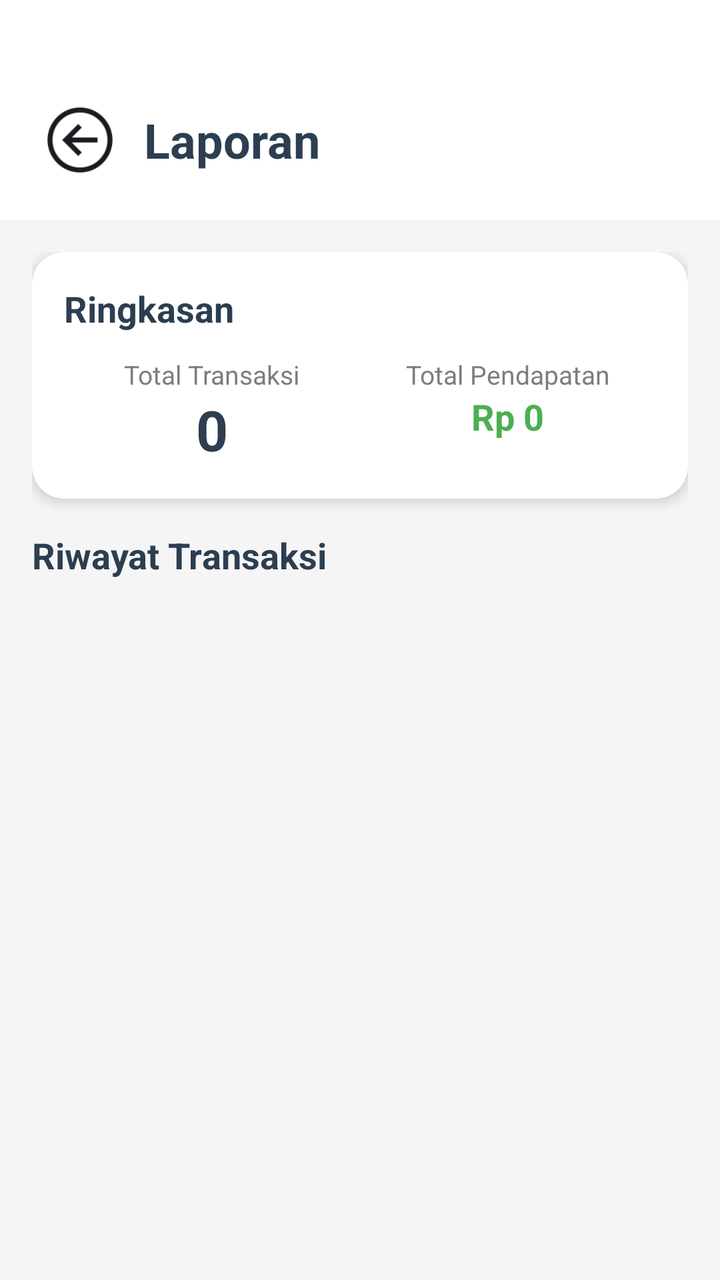
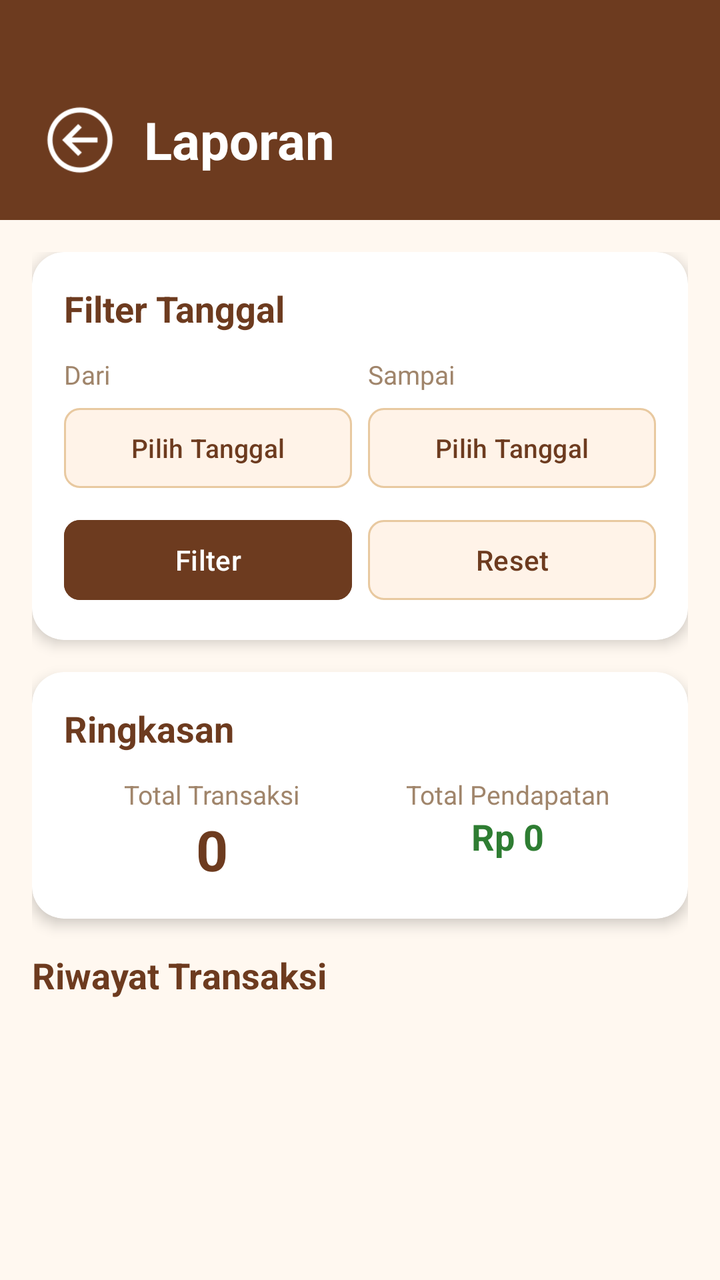

Two renders of the same Android screen: before a commit and after it. Below are the layout's source before the change and the commit's diff.
<!-- AndroidManifest.xml: application theme Theme.Kasir -->
<!-- res/layout/activity_laporan.xml -->
<?xml version="1.0" encoding="utf-8"?>
<LinearLayout xmlns:android="http://schemas.android.com/apk/res/android"
    xmlns:app="http://schemas.android.com/apk/res-auto"
    android:layout_width="match_parent"
    android:layout_height="match_parent"
    android:orientation="vertical"
    android:background="#F5F5F5">

    <LinearLayout
        android:layout_width="match_parent"
        android:layout_height="wrap_content"
        android:orientation="horizontal"
        android:gravity="center_vertical"
        android:paddingTop="50dp"
        android:paddingBottom="20dp"
        android:paddingStart="20dp"
        android:paddingEnd="20dp"
        android:background="@android:color/white">

        <ImageView
            android:id="@+id/ivKembali"
            android:layout_width="40dp"
            android:layout_height="40dp"
            android:src="@drawable/panah"
            android:clickable="true"
            android:focusable="true"
            android:contentDescription="Kembali"
            app:tint="?attr/colorOnSurface"/>

        <TextView
            android:layout_width="0dp"
            android:layout_height="wrap_content"
            android:layout_weight="1"
            android:layout_marginStart="12dp"
            android:text="Laporan"
            android:textSize="24sp"
            android:textStyle="bold"
            android:textColor="#2C3E50"/>
    </LinearLayout>

    <ScrollView
        android:layout_width="match_parent"
        android:layout_height="match_parent">

        <LinearLayout
            android:layout_width="match_parent"
            android:layout_height="wrap_content"
            android:orientation="vertical"
            android:padding="16dp">

            
            <androidx.cardview.widget.CardView
                android:layout_width="match_parent"
                android:layout_height="wrap_content"
                android:layout_marginBottom="16dp"
                app:cardCornerRadius="16dp"
                app:cardElevation="4dp"
                app:cardBackgroundColor="#FFFFFF">

                <LinearLayout
                    android:layout_width="match_parent"
                    android:layout_height="wrap_content"
                    android:orientation="vertical"
                    android:padding="16dp">

                    <TextView
                        android:layout_width="wrap_content"
                        android:layout_height="wrap_content"
                        android:text="Ringkasan"
                        android:textSize="18sp"
                        android:textStyle="bold"
                        android:textColor="#2C3E50"
                        android:layout_marginBottom="12dp"/>

                    <LinearLayout
                        android:layout_width="match_parent"
                        android:layout_height="wrap_content"
                        android:orientation="horizontal">

                        <LinearLayout
                            android:layout_width="0dp"
                            android:layout_height="wrap_content"
                            android:layout_weight="1"
                            android:orientation="vertical"
                            android:gravity="center">

                            <TextView
                                android:layout_width="wrap_content"
                                android:layout_height="wrap_content"
                                android:text="Total Transaksi"
                                android:textSize="13sp"
                                android:textColor="#7E7D7D"/>

                            <TextView
                                android:id="@+id/tvTotalTransaksi"
                                android:layout_width="wrap_content"
                                android:layout_height="wrap_content"
                                android:text="0"
                                android:textSize="28sp"
                                android:textStyle="bold"
                                android:textColor="#2C3E50"/>
                        </LinearLayout>

                        <LinearLayout
                            android:layout_width="0dp"
                            android:layout_height="wrap_content"
                            android:layout_weight="1"
                            android:orientation="vertical"
                            android:gravity="center">

                            <TextView
                                android:layout_width="wrap_content"
                                android:layout_height="wrap_content"
                                android:text="Total Pendapatan"
                                android:textSize="13sp"
                                android:textColor="#7E7D7D"/>

                            <TextView
                                android:id="@+id/tvTotalPendapatan"
                                android:layout_width="wrap_content"
                                android:layout_height="wrap_content"
                                android:text="Rp 0"
                                android:textSize="18sp"
                                android:textStyle="bold"
                                android:textColor="#4CAF50"/>
                        </LinearLayout>
                    </LinearLayout>
                </LinearLayout>
            </androidx.cardview.widget.CardView>

            
            <TextView
                android:layout_width="wrap_content"
                android:layout_height="wrap_content"
                android:text="Riwayat Transaksi"
                android:textSize="18sp"
                android:textStyle="bold"
                android:textColor="#2C3E50"
                android:layout_marginBottom="8dp"/>

            <androidx.recyclerview.widget.RecyclerView
                android:id="@+id/rvLaporan"
                android:layout_width="match_parent"
                android:layout_height="wrap_content"
                android:nestedScrollingEnabled="false"
                app:layoutManager="androidx.recyclerview.widget.LinearLayoutManager"/>

        </LinearLayout>
    </ScrollView>
</LinearLayout>
<!-- resources referenced by this layout -->
<resources>
  <!-- drawable panah: png bitmap (drawable, 1835 bytes) -->
  <style name="Theme.Kasir" parent="Base.Theme.Kasir" />
  <style name="Base.Theme.Kasir" parent="Theme.Material3.DayNight.NoActionBar">
          
          
      </style>
</resources>

<!-- the commit's change to res/layout/activity_laporan.xml (unified diff, before → after) -->
@@ -4,8 +4,9 @@
     android:layout_width="match_parent"
     android:layout_height="match_parent"
     android:orientation="vertical"
-    android:background="#F5F5F5">
-
+    android:background="@color/bg_home">
+
+    
     <LinearLayout
         android:layout_width="match_parent"
         android:layout_height="wrap_content"
@@ -15,7 +16,7 @@
         android:paddingBottom="20dp"
         android:paddingStart="20dp"
         android:paddingEnd="20dp"
-        android:background="@android:color/white">
+        android:background="@color/header_bg">
 
         <ImageView
             android:id="@+id/ivKembali"
@@ -25,7 +26,7 @@
             android:clickable="true"
             android:focusable="true"
             android:contentDescription="Kembali"
-            app:tint="?attr/colorOnSurface"/>
+            app:tint="@color/header_title_text"/>
 
         <TextView
             android:layout_width="0dp"
@@ -33,9 +34,9 @@
             android:layout_weight="1"
             android:layout_marginStart="12dp"
             android:text="Laporan"
-            android:textSize="24sp"
+            android:textSize="26sp"
             android:textStyle="bold"
-            android:textColor="#2C3E50"/>
+            android:textColor="@color/header_title_text"/>
     </LinearLayout>
 
     <ScrollView
@@ -55,7 +56,7 @@
                 android:layout_marginBottom="16dp"
                 app:cardCornerRadius="16dp"
                 app:cardElevation="4dp"
-                app:cardBackgroundColor="#FFFFFF">
+                app:cardBackgroundColor="@color/card_bg">
 
                 <LinearLayout
                     android:layout_width="match_parent"
@@ -66,10 +67,128 @@
                     <TextView
                         android:layout_width="wrap_content"
                         android:layout_height="wrap_content"
+                        android:text="Filter Tanggal"
+                        android:textSize="18sp"
+                        android:textStyle="bold"
+                        android:textColor="@color/text_primary_brown"
+                        android:layout_marginBottom="12dp"/>
+
+                    <LinearLayout
+                        android:layout_width="match_parent"
+                        android:layout_height="wrap_content"
+                        android:orientation="horizontal"
+                        android:gravity="center_vertical">
+
+                        <LinearLayout
+                            android:layout_width="0dp"
+                            android:layout_height="wrap_content"
+                            android:layout_weight="1"
+                            android:orientation="vertical"
+                            android:layout_marginEnd="8dp">
+
+                            <TextView
+                                android:layout_width="wrap_content"
+                                android:layout_height="wrap_content"
+                                android:text="Dari"
+                                android:textSize="13sp"
+                                android:textColor="@color/text_secondary_brown"
+                                android:layout_marginBottom="4dp"/>
+
+                            <com.google.android.material.button.MaterialButton
+                                android:id="@+id/btnTanggalDari"
+                                android:layout_width="match_parent"
+                                android:layout_height="wrap_content"
+                                android:text="Pilih Tanggal"
+                                android:textSize="13sp"
+                                android:textColor="@color/text_primary_brown"
+                                android:backgroundTint="@color/quick_menu_bg"
+                                app:cornerRadius="8dp"
+                                app:strokeColor="@color/divider"
+                                app:strokeWidth="1dp"/>
+                        </LinearLayout>
+
+                        <LinearLayout
+                            android:layout_width="0dp"
+                            android:layout_height="wrap_content"
+                            android:layout_weight="1"
+                            android:orientation="vertical">
+
+                            <TextView
+                                android:layout_width="wrap_content"
+                                android:layout_height="wrap_content"
+                                android:text="Sampai"
+                                android:textSize="13sp"
+                                android:textColor="@color/text_secondary_brown"
+                                android:layout_marginBottom="4dp"/>
+
+                            <com.google.android.material.button.MaterialButton
+                                android:id="@+id/btnTanggalSampai"
+                                android:layout_width="match_parent"
+                                android:layout_height="wrap_content"
+                                android:text="Pilih Tanggal"
+                                android:textSize="13sp"
+                                android:textColor="@color/text_primary_brown"
+                                android:backgroundTint="@color/quick_menu_bg"
+                                app:cornerRadius="8dp"
+                                app:strokeColor="@color/divider"
+                                app:strokeWidth="1dp"/>
+                        </LinearLayout>
+                    </LinearLayout>
+
+                    <LinearLayout
+                        android:layout_width="match_parent"
+                        android:layout_height="wrap_content"
+                        android:orientation="horizontal"
+                        android:layout_marginTop="8dp">
+
+                        <com.google.android.material.button.MaterialButton
+                            android:id="@+id/btnFilter"
+                            android:layout_width="0dp"
+                            android:layout_height="wrap_content"
+                            android:layout_weight="1"
+                            android:layout_marginEnd="8dp"
+                            android:text="Filter"
+                            android:textColor="@color/header_title_text"
+                            android:backgroundTint="@color/btn_simpan"
+                            app:cornerRadius="8dp"/>
+
+                        <com.google.android.material.button.MaterialButton
+                            android:id="@+id/btnReset"
+                            android:layout_width="0dp"
+                            android:layout_height="wrap_content"
+                            android:layout_weight="1"
+                            android:text="Reset"
+                            android:textColor="@color/text_primary_brown"
+                            android:backgroundTint="@color/quick_menu_bg"
+                            app:strokeColor="@color/divider"
+                            app:strokeWidth="1dp"
+                            app:cornerRadius="8dp"/>
+                    </LinearLayout>
+                </LinearLayout>
+            </androidx.cardview.widget.CardView>
+
+            
+            <androidx.cardview.widget.CardView
+                android:layout_width="match_parent"
+                android:layout_height="wrap_content"
+                android:layout_marginBottom="16dp"
+                app:cardCornerRadius="16dp"
+                app:cardElevation="4dp"
+                app:cardBackgroundColor="@color/card_bg">
+
+                <LinearLayout
+                    android:layout_width="match_parent"
+                    android:layout_height="wrap_content"
+                    android:orientation="vertical"
+                    android:padding="16dp">
+
+                    <TextView
+                        android:layout_width="wrap_content"
+                        android:layout_height="wrap_content"
                         android:text="Ringkasan"
                         android:textSize="18sp"
                         android:textStyle="bold"
-                        android:textColor="#2C3E50"
+                        android:textColor="@color/text_primary_brown"
                         android:layout_marginBottom="12dp"/>
 
                     <LinearLayout
@@ -89,7 +208,7 @@
                                 android:layout_height="wrap_content"
                                 android:text="Total Transaksi"
                                 android:textSize="13sp"
-                                android:textColor="#7E7D7D"/>
+                                android:textColor="@color/text_secondary_brown"/>
 
                             <TextView
                                 android:id="@+id/tvTotalTransaksi"
@@ -98,7 +217,7 @@
                                 android:text="0"
                                 android:textSize="28sp"
                                 android:textStyle="bold"
-                                android:textColor="#2C3E50"/>
+                                android:textColor="@color/text_primary_brown"/>
                         </LinearLayout>
 
                         <LinearLayout
@@ -113,7 +232,7 @@
                                 android:layout_height="wrap_content"
                                 android:text="Total Pendapatan"
                                 android:textSize="13sp"
-                                android:textColor="#7E7D7D"/>
+                                android:textColor="@color/text_secondary_brown"/>
 
                             <TextView
                                 android:id="@+id/tvTotalPendapatan"
@@ -122,7 +241,7 @@
                                 android:text="Rp 0"
                                 android:textSize="18sp"
                                 android:textStyle="bold"
-                                android:textColor="#4CAF50"/>
+                                android:textColor="@color/status_aktif_text"/>
                         </LinearLayout>
                     </LinearLayout>
                 </LinearLayout>
@@ -135,7 +254,7 @@
                 android:text="Riwayat Transaksi"
                 android:textSize="18sp"
                 android:textStyle="bold"
-                android:textColor="#2C3E50"
+                android:textColor="@color/text_primary_brown"
                 android:layout_marginBottom="8dp"/>
 
             <androidx.recyclerview.widget.RecyclerView
<!-- resource entries referenced after the edit -->
@@ -1,5 +1,15 @@
 <!-- resources referenced by this layout -->
 <resources>
+  <color name="bg_home">#FFF8F0</color>
+  <color name="btn_simpan">#6D3B1F</color>
+  <color name="card_bg">#FFFFFF</color>
+  <color name="divider">#E8C9A0</color>
+  <color name="header_bg">#6D3B1F</color>
+  <color name="header_title_text">#FFFFFF</color>
+  <color name="quick_menu_bg">#FFF3E8</color>
+  <color name="status_aktif_text">#2E7D32</color>
+  <color name="text_primary_brown">#6D3B1F</color>
+  <color name="text_secondary_brown">#A0856B</color>
   <!-- drawable panah: png bitmap (drawable, 1835 bytes) -->
   <style name="Theme.Kasir" parent="Base.Theme.Kasir" />
   <style name="Base.Theme.Kasir" parent="Theme.Material3.DayNight.NoActionBar">
